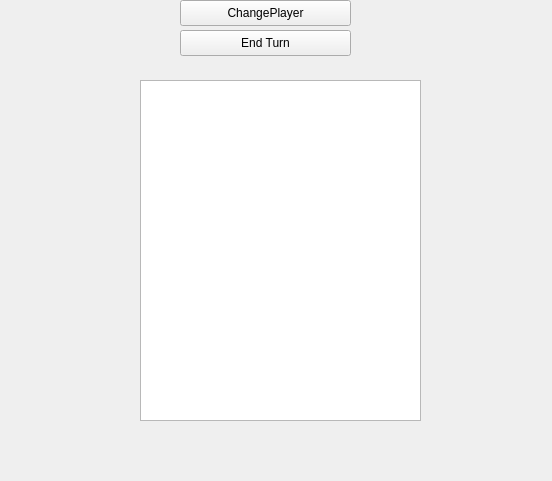
dobrosavljevicnenad/SerbianUprising, file src/mainwindow.ui: the form before one commit; both pictures show x 710 to 1262 and y 0 to 481 of the 1262 by 687 pixel window.
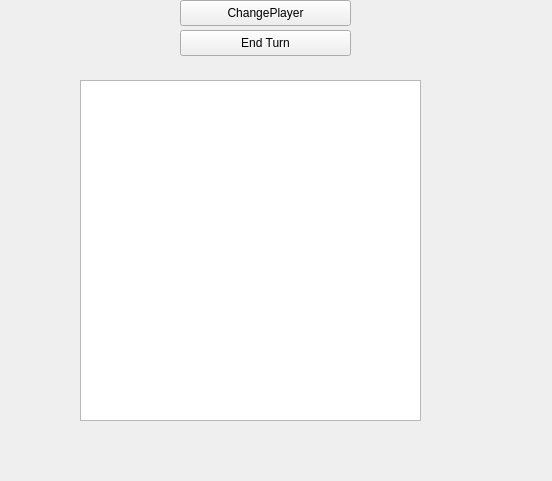
The form after the commit.

Patch:
```diff
--- a/src/mainwindow.ui
+++ b/src/mainwindow.ui
@@ -43,9 +43,9 @@
    <widget class="QTextBrowser" name="textField">
     <property name="geometry">
      <rect>
-      <x>850</x>
+      <x>790</x>
       <y>80</y>
-      <width>281</width>
+      <width>341</width>
       <height>341</height>
      </rect>
     </property>
```
